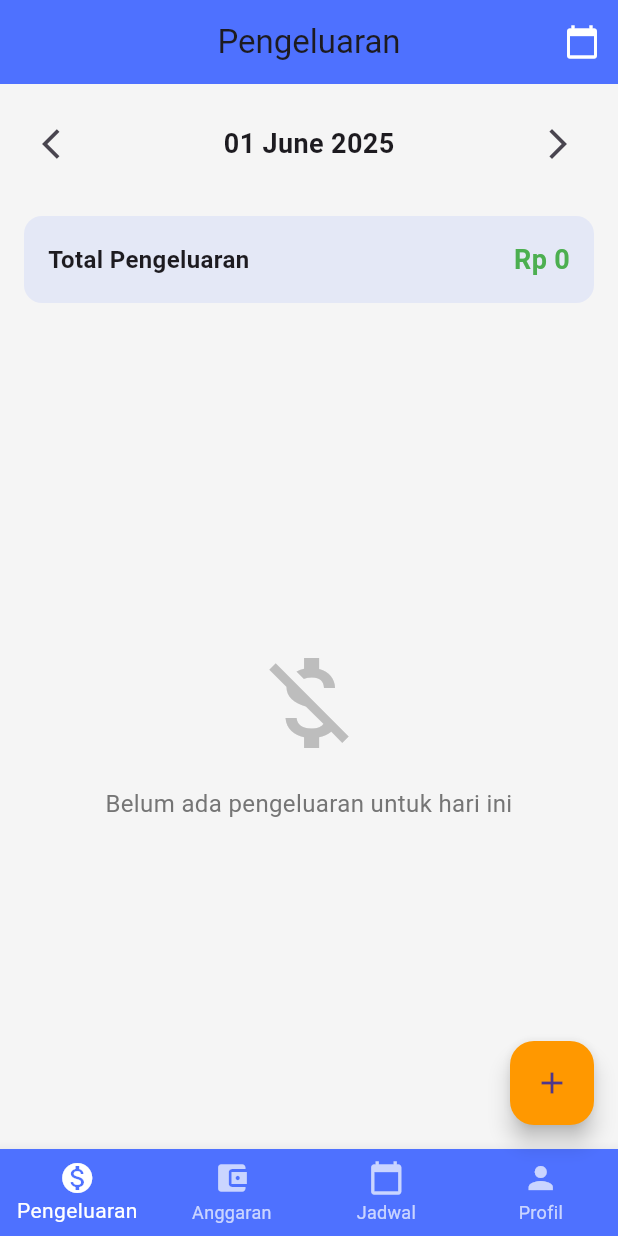
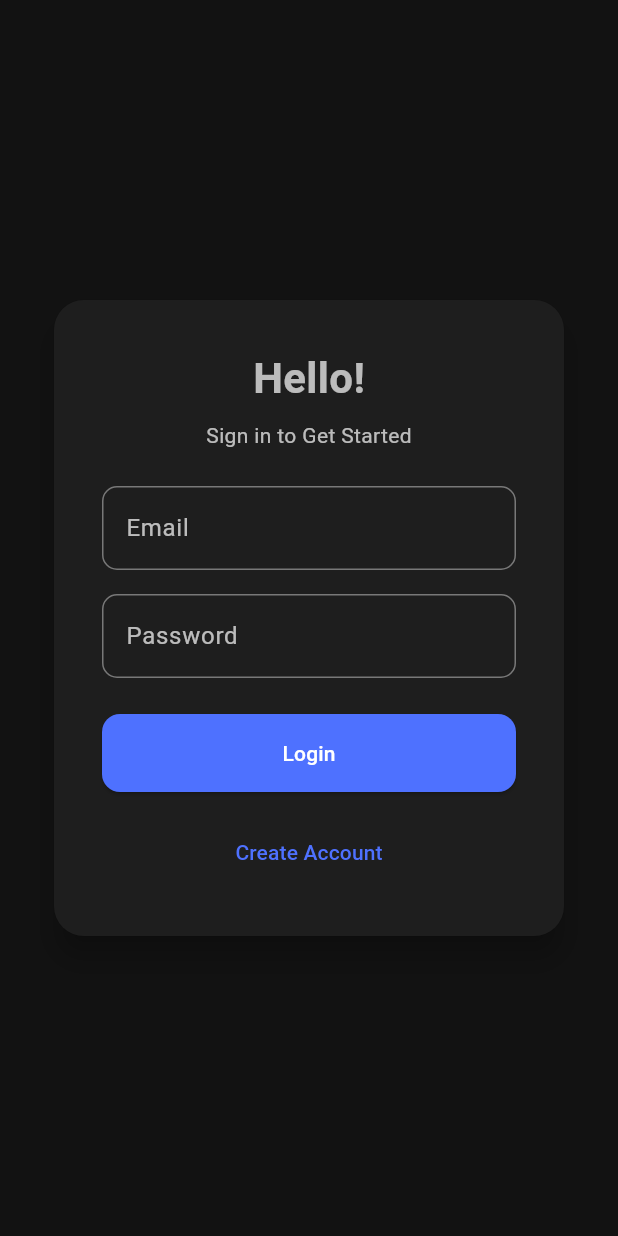
Before and after one commit to youngalip/track_trip, a Flutter app: the screen it shows after launch, on a phone screen of 412 x 824 dp. Run offline on Flutter 3.47's test engine with Material 3 defaults, Android fonts, the light colour scheme and no system bars; our stand-ins replace cloud_firestore, firebase_auth, firebase_core, fl_chart, shared_preferences, table_calendar; accounts and stored records are empty; Roboto replaces fonts that are missing (Poppins).

Commit message:
register & login

```diff
--- a/lib/main.dart
+++ b/lib/main.dart
@@ -1,13 +1,21 @@
 import 'package:flutter/material.dart';
 import 'package:provider/provider.dart';
 import 'package:firebase_core/firebase_core.dart';
+
+import 'package:track_trip/providers/auth_provider.dart';
 import 'package:track_trip/providers/budget_provider.dart';
 import 'package:track_trip/providers/expense_provider.dart';
 import 'package:track_trip/providers/schedule_provider.dart';
 import 'package:track_trip/providers/theme_provider.dart';
+
 import 'package:track_trip/screens/home_screen.dart';
+import 'package:track_trip/screens/auth/login_screen.dart';
+import 'package:track_trip/screens/auth/register_screen.dart';        // Import RegisterScreen
+import 'package:track_trip/screens/profile_screens/profile_page.dart';
+
 import 'package:track_trip/constants/app_colors.dart';
 import 'package:track_trip/constants/app_styles.dart';
+
 import 'firebase_options.dart';
 
 void main() async {
@@ -21,11 +29,8 @@ void main() async {
 class MyApp extends StatelessWidget {
   const MyApp({super.key});
 
-  @override
-  Widget build(BuildContext context) {
-    // Buat MaterialColor dari warna #4E71FF
-    const primaryColor = Color(0xFF4E71FF);
-    const MaterialColor primarySwatch = MaterialColor(
+  static const primaryColor = Color(0xFF4E71FF);
+  static const MaterialColor primarySwatch = MaterialColor(
     0xFF4E71FF,
     <int, Color>{
       50: Color(0xFFE8EDFF),
@@ -33,7 +38,7 @@ class MyApp extends StatelessWidget {
       200: Color(0xFFA2B3FF),
       300: Color(0xFF7D94FF),
       400: Color(0xFF617DFF),
-        500: Color(0xFF4E71FF), // Warna utama
+      500: Color(0xFF4E71FF),
       600: Color(0xFF4769FF),
       700: Color(0xFF3D5EFF),
       800: Color(0xFF3554FF),
@@ -41,24 +46,27 @@ class MyApp extends StatelessWidget {
     },
   );
 
+  @override
+  Widget build(BuildContext context) {
     return MultiProvider(
       providers: [
+        ChangeNotifierProvider(create: (_) => AuthProvider()),
         ChangeNotifierProvider(create: (_) => ThemeProvider()),
         ChangeNotifierProvider(create: (_) => ExpenseProvider()),
         ChangeNotifierProvider(create: (_) => BudgetProvider()),
         ChangeNotifierProvider(create: (_) => ScheduleProvider()),
       ],
-      child: Consumer<ThemeProvider>(
-        builder: (context, themeProvider, child) {
+      child: Consumer2<ThemeProvider, AuthProvider>(
+        builder: (context, themeProvider, authProvider, child) {
           return MaterialApp(
             title: 'TrackTrip',
             theme: ThemeData(
-              primarySwatch: primarySwatch, // Menggunakan warna #4E71FF
+              primarySwatch: primarySwatch,
               primaryColor: primaryColor,
               scaffoldBackgroundColor: const Color(0xFFF5F5F5),
               fontFamily: 'Poppins',
               appBarTheme: const AppBarTheme(
-                backgroundColor: primaryColor, // Menggunakan warna #4E71FF
+                backgroundColor: primaryColor,
                 elevation: 0,
                 centerTitle: true,
                 iconTheme: IconThemeData(color: Colors.white),
@@ -106,7 +114,17 @@ class MyApp extends StatelessWidget {
               ),
             ),
             themeMode: themeProvider.themeMode,
-            home: const HomeScreen(),
+
+            // Route awal ditentukan berdasar login
+            home: authProvider.isLoggedIn ? const ProfilePage() : const LoginScreen(),
+
+            routes: {
+              '/login': (context) => const LoginScreen(),
+              '/register': (context) => const RegisterScreen(),
+              '/profile': (context) => const ProfilePage(),
+              // Tambahkan route lain jika ada
+            },
+
             debugShowCheckedModeBanner: false,
           );
         },
--- /dev/null
+++ b/lib/providers/auth_provider.dart
@@ -0,0 +1,48 @@
+import 'package:firebase_auth/firebase_auth.dart';
+import 'package:flutter/material.dart';
+
+class AuthProvider extends ChangeNotifier {
+  final FirebaseAuth _auth = FirebaseAuth.instance;
+
+  User? get user => _auth.currentUser;
+  bool get isLoggedIn => user != null;
+
+  Future<String?> register(String email, String password) async {
+    try {
+      await _auth.createUserWithEmailAndPassword(email: email, password: password);
+      notifyListeners();
+      return null;
+    } on FirebaseAuthException catch (e) {
+      print('Register error: ${e.code} - ${e.message}');
+      if (e.code == 'email-already-in-use') return 'Email sudah digunakan.';
+      if (e.code == 'weak-password') return 'Password terlalu lemah (minimal 6 karakter).';
+      if (e.code == 'invalid-email') return 'Email tidak valid.';
+      return e.message ?? 'Terjadi kesalahan tak terduga.';
+    } catch (e) {
+      print('Register unknown error: $e');
+      return 'Terjadi kesalahan tidak terduga.';
+    }
+  }
+
+  Future<String?> login(String email, String password) async {
+    try {
+      await _auth.signInWithEmailAndPassword(email: email, password: password);
+      notifyListeners();
+      return null;
+    } on FirebaseAuthException catch (e) {
+      print('Login error: ${e.code} - ${e.message}');
+      if (e.code == 'user-not-found') return 'Email belum terdaftar.';
+      if (e.code == 'wrong-password') return 'Password salah.';
+      if (e.code == 'invalid-email') return 'Email tidak valid.';
+      return e.message ?? 'Terjadi kesalahan tak terduga.';
+    } catch (e) {
+      print('Login unknown error: $e');
+      return 'Terjadi kesalahan tidak terduga.';
+    }
+  }
+
+  Future<void> logout() async {
+    await _auth.signOut();
+    notifyListeners();
+  }
+}
--- /dev/null
+++ b/lib/screens/auth/login_screen.dart
@@ -0,0 +1,179 @@
+import 'package:flutter/material.dart';
+import 'package:provider/provider.dart';
+import 'package:track_trip/providers/auth_provider.dart';
+import 'package:track_trip/screens/profile_screens/profile_page.dart';
+
+class LoginScreen extends StatefulWidget {
+  const LoginScreen({super.key});
+
+  @override
+  State<LoginScreen> createState() => _LoginScreenState();
+}
+
+class _LoginScreenState extends State<LoginScreen> {
+  final _formKey = GlobalKey<FormState>();
+  final _emailController = TextEditingController();
+  final _passwordController = TextEditingController();
+
+  bool _isLoading = false;
+  String? _error;
+
+  static const primaryBlue = Color(0xFF4E71FF);
+  static const backgroundDark = Color(0xFF121212);
+  static const cardDark = Color(0xFF1E1E1E);
+  static const textLight = Colors.white70;
+
+  @override
+  void dispose() {
+    _emailController.dispose();
+    _passwordController.dispose();
+    super.dispose();
+  }
+
+  @override
+  Widget build(BuildContext context) {
+    final authProvider = Provider.of<AuthProvider>(context);
+
+    return Scaffold(
+      backgroundColor: backgroundDark,
+      body: Center(
+        child: SingleChildScrollView(
+          padding: const EdgeInsets.all(32),
+          child: Card(
+            color: cardDark,
+            shape: RoundedRectangleBorder(
+              borderRadius: BorderRadius.circular(20),
+            ),
+            elevation: 8,
+            child: Padding(
+              padding: const EdgeInsets.all(32),
+              child: Form(
+                key: _formKey,
+                child: Column(
+                  mainAxisSize: MainAxisSize.min,
+                  children: [
+                    Text(
+                      'Hello!',
+                      style: TextStyle(
+                        fontSize: 28,
+                        color: textLight,
+                        fontWeight: FontWeight.bold,
+                      ),
+                    ),
+                    const SizedBox(height: 8),
+                    Text(
+                      'Sign in to Get Started',
+                      style: TextStyle(color: textLight),
+                    ),
+                    const SizedBox(height: 24),
+                    TextFormField(
+                      controller: _emailController,
+                      style: const TextStyle(color: Colors.white),
+                      decoration: InputDecoration(
+                        labelText: 'Email',
+                        labelStyle: TextStyle(color: textLight),
+                        enabledBorder: OutlineInputBorder(
+                          borderRadius: BorderRadius.circular(10),
+                          borderSide: BorderSide(color: textLight.withOpacity(0.4)),
+                        ),
+                        focusedBorder: OutlineInputBorder(
+                          borderRadius: BorderRadius.circular(10),
+                          borderSide: BorderSide(color: primaryBlue),
+                        ),
+                      ),
+                      validator: (value) =>
+                          (value == null || !value.contains('@')) ? 'Enter a valid email' : null,
+                    ),
+                    const SizedBox(height: 16),
+                    TextFormField(
+                      controller: _passwordController,
+                      obscureText: true,
+                      style: const TextStyle(color: Colors.white),
+                      decoration: InputDecoration(
+                        labelText: 'Password',
+                        labelStyle: TextStyle(color: textLight),
+                        enabledBorder: OutlineInputBorder(
+                          borderRadius: BorderRadius.circular(10),
+                          borderSide: BorderSide(color: textLight.withOpacity(0.4)),
+                        ),
+                        focusedBorder: OutlineInputBorder(
+                          borderRadius: BorderRadius.circular(10),
+                          borderSide: BorderSide(color: primaryBlue),
+                        ),
+                      ),
+                      validator: (value) =>
+                          (value == null || value.length < 6) ? 'Min 6 characters' : null,
+                    ),
+                    if (_error != null) ...[
+                      const SizedBox(height: 16),
+                      Text(
+                        _error!,
+                        style: const TextStyle(color: Colors.redAccent),
+                        textAlign: TextAlign.center,
+                      ),
+                    ],
+                    const SizedBox(height: 24),
+                    _isLoading
+                        ? const CircularProgressIndicator(color: primaryBlue)
+                        : SizedBox(
+                            width: double.infinity,
+                            child: ElevatedButton(
+                              style: ElevatedButton.styleFrom(
+                                backgroundColor: primaryBlue,
+                                shape: RoundedRectangleBorder(
+                                  borderRadius: BorderRadius.circular(12),
+                                ),
+                                padding: const EdgeInsets.symmetric(vertical: 16),
+                              ),
+                              onPressed: () async {
+                                if (_formKey.currentState!.validate()) {
+                                  setState(() {
+                                    _isLoading = true;
+                                    _error = null;
+                                  });
+
+                                  final error = await authProvider.login(
+                                    _emailController.text.trim(),
+                                    _passwordController.text.trim(),
+                                  );
+
+                                  print('Login error: $error');
+
+                                  setState(() {
+                                    _isLoading = false;
+                                    _error = error;
+                                  });
+
+                                  if (error == null && mounted) {
+                                    Navigator.pushReplacement(
+                                      context,
+                                      MaterialPageRoute(
+                                        builder: (_) => const ProfilePage(),
+                                      ),
+                                    );
+                                  }
+                                }
+                              },
+                              child: const Text('Login'),
+                            ),
+                          ),
+                    const SizedBox(height: 16),
+                    TextButton(
+                      onPressed: () {
+                        Navigator.pushNamed(context, '/register');
+                      },
+                      child: Text(
+                        'Create Account',
+                        style: TextStyle(color: primaryBlue),
+                      ),
+                    ),
+                  ],
+                ),
+              ),
+            ),
+          ),
+        ),
+      ),
+    );
+  }
+}
```
Also changed, not shown: lib/screens/auth/register_screen.dart (added, +172 -0 lines). Lines whose indentation alone changed are shown as unchanged.
